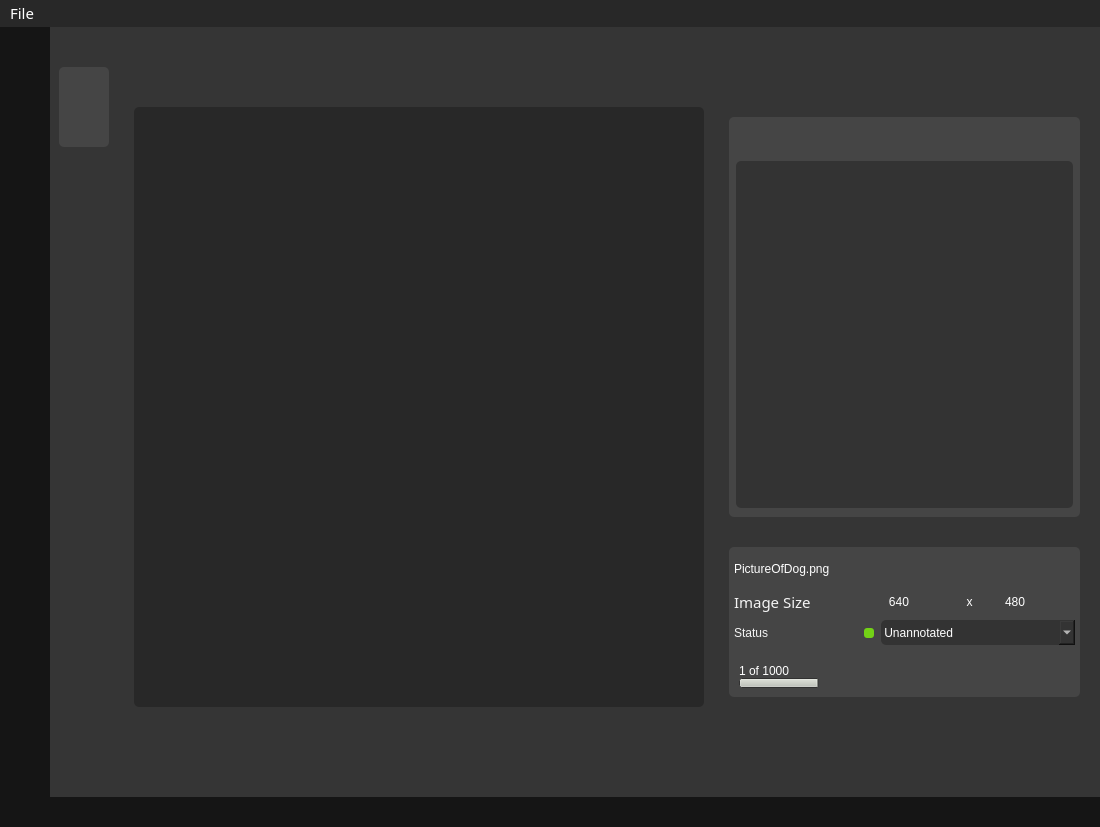
This is yoloAnt.ui in Lachie1011/YoloAnt as Qt 5 draws it before an edit. The edited form follows.
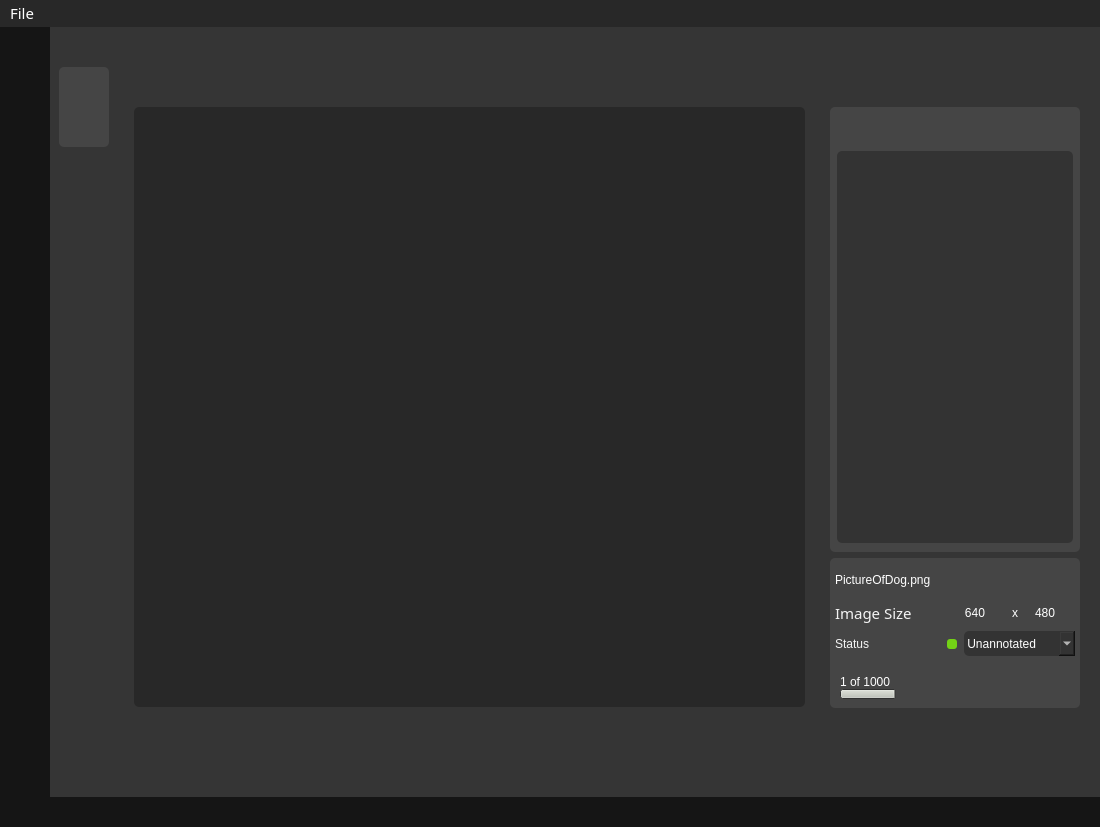
This is the edited form. The open tabs and pages were chosen to show the change. Icons and pictures are not drawn. Custom widgets are drawn as their Qt base class.

```diff
--- a/yoloAnt.ui
+++ b/yoloAnt.ui
@@ -1197,20 +1197,20 @@
            <item>
             <widget class="QFrame" name="informationFrame">
              <property name="sizePolicy">
-              <sizepolicy hsizetype="Expanding" vsizetype="Expanding">
+              <sizepolicy hsizetype="Maximum" vsizetype="Expanding">
                <horstretch>0</horstretch>
                <verstretch>0</verstretch>
               </sizepolicy>
              </property>
              <property name="minimumSize">
               <size>
-               <width>350</width>
+               <width>250</width>
                <height>0</height>
               </size>
              </property>
              <property name="maximumSize">
               <size>
-               <width>400</width>
+               <width>16777215</width>
                <height>16777215</height>
               </size>
              </property>
@@ -1224,9 +1224,6 @@
               <enum>QFrame::Raised</enum>
              </property>
              <layout class="QVBoxLayout" name="verticalLayout_8">
-              <property name="spacing">
-               <number>20</number>
-              </property>
               <property name="leftMargin">
                <number>0</number>
               </property>
@@ -1252,8 +1249,8 @@
                 </property>
                 <property name="maximumSize">
                  <size>
-                  <width>400</width>
-                  <height>400</height>
+                  <width>16777215</width>
+                  <height>16777215</height>
                  </size>
                 </property>
                 <property name="styleSheet">
```
